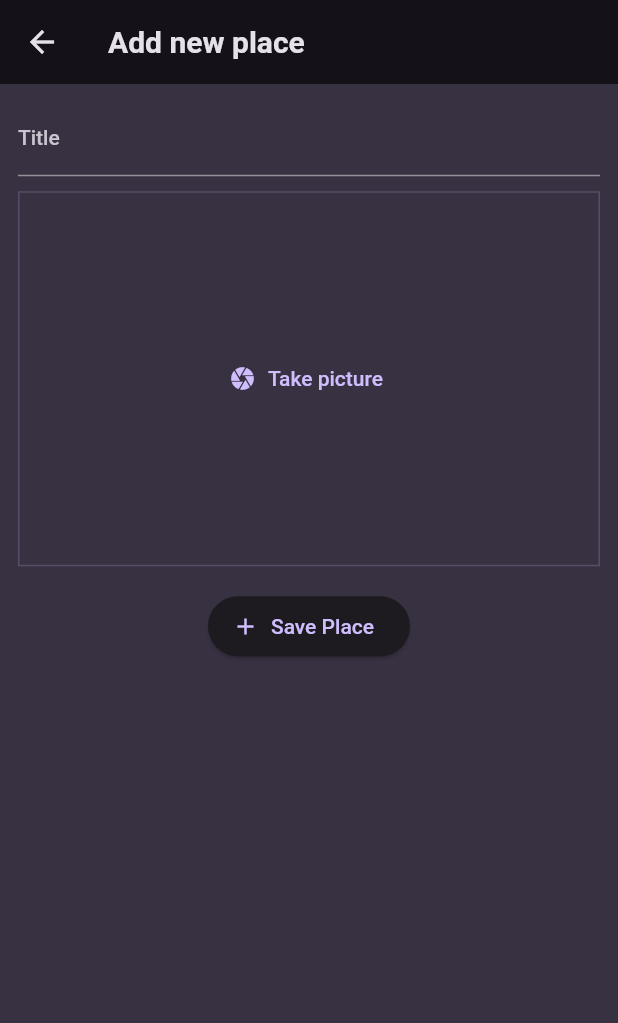
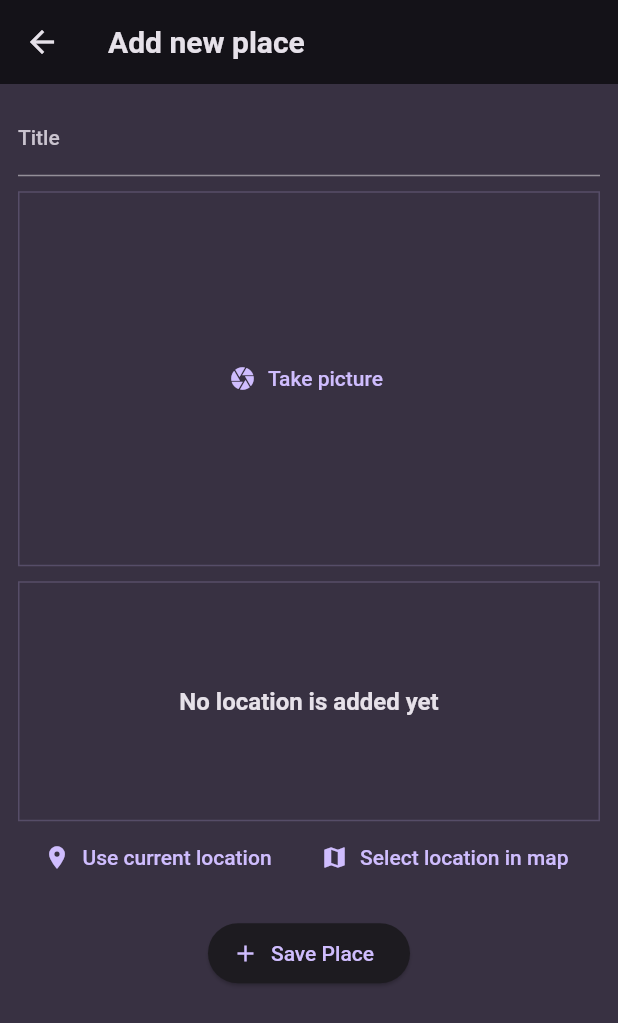
Before and after one commit to akshukla17/flutter-native-device-app, a Flutter app: the AddPlaceScreen screen opened directly, on a phone screen of 412 x 824 dp. Shown: the top 1023 px of the screen. Run offline on Flutter 3.47's test engine with Material 2 defaults, Android fonts, the phone set to English and light mode, and no system bars; our stand-ins replace flutter_riverpod, google_fonts, google_maps_flutter, image_picker, location.

Commit message:
add google map apis to enable/select location in map

```diff
--- a/lib/models/place.dart
+++ b/lib/models/place.dart
@@ -3,11 +3,21 @@ import 'package:uuid/uuid.dart';
 
 const uuid = Uuid();
 
+class PlaceLocation {
+  const PlaceLocation(
+      {required this.latitude, required this.longitude, required this.address});
+  final double latitude;
+  final double longitude;
+  final String address;
+}
+
 class Place {
   //all required attribute added here
-  Place({required this.title, required this.image}) : id = uuid.v4();
+  Place({required this.title, required this.image, required this.location})
+      : id = uuid.v4();
 
   final String id;
   final String title;
   final File image;
+  final PlaceLocation location;
 }
--- a/lib/providers/user_places_provider.dart
+++ b/lib/providers/user_places_provider.dart
@@ -5,8 +5,8 @@ import 'package:flutter_riverpod/flutter_riverpod.dart';
 
 class UserPlacesNotifier extends StateNotifier<List<Place>> {
   UserPlacesNotifier() : super(const []);
-  void addPlace(String title, File image) {
-    Place newPlace = Place(title: title, image: image);
+  void addPlace(String title, File image, PlaceLocation location) {
+    Place newPlace = Place(title: title, image: image, location: location);
     state = [newPlace, ...state];
   }
 }
--- a/lib/screens/add_place.dart
+++ b/lib/screens/add_place.dart
@@ -1,9 +1,12 @@
 import 'dart:io';
 
+import 'package:favorite_places/models/place.dart';
 import 'package:favorite_places/providers/user_places_provider.dart';
 import 'package:favorite_places/widgets/image_input.dart';
+import 'package:favorite_places/widgets/location_input.dart';
 import 'package:flutter/material.dart';
 import 'package:flutter_riverpod/flutter_riverpod.dart';
+import 'package:image_picker/image_picker.dart';
 
 class AddPlaceScreen extends ConsumerStatefulWidget {
   const AddPlaceScreen({super.key});
@@ -17,13 +20,18 @@ class AddPlaceScreen extends ConsumerStatefulWidget {
 class _AddPlaceScreenState extends ConsumerState<AddPlaceScreen> {
   final _titleController = TextEditingController();
   File? _selectedImg;
+  PlaceLocation? _selectedLocation;
 
   void _savePlace() {
     final enteredTitle = _titleController.text;
-    if (enteredTitle.isEmpty || _selectedImg == null) {
+    if (enteredTitle.isEmpty ||
+        _selectedImg == null ||
+        _selectedLocation == null) {
       return;
     }
-    ref.read(userPlacesProvider.notifier).addPlace(enteredTitle, _selectedImg!);
+    ref
+        .read(userPlacesProvider.notifier)
+        .addPlace(enteredTitle, _selectedImg!, _selectedLocation!);
     Navigator.of(context).pop();
   }
 
@@ -59,6 +67,12 @@ class _AddPlaceScreenState extends ConsumerState<AddPlaceScreen> {
               _selectedImg = image;
             }),
             const SizedBox(
+              height: 10,
+            ),
+            LocationInput(
+              onpickedLocation: (location) => _selectedLocation = location,
+            ),
+            const SizedBox(
               height: 16,
             ),
             ElevatedButton.icon(
--- /dev/null
+++ b/lib/widgets/location_input.dart
@@ -0,0 +1,149 @@
+import 'dart:convert';
+
+import 'package:favorite_places/models/place.dart';
+import 'package:favorite_places/screens/map.dart';
+import 'package:flutter/material.dart';
+import 'package:google_maps_flutter/google_maps_flutter.dart';
+import 'package:location/location.dart';
+import 'package:http/http.dart' as http;
+
+class LocationInput extends StatefulWidget {
+  const LocationInput({super.key, required this.onpickedLocation});
+
+  final void Function(PlaceLocation location) onpickedLocation;
+  @override
+  State<LocationInput> createState() {
+    return _LocationInputState();
+  }
+}
+
+class _LocationInputState extends State<LocationInput> {
+  var _isGettingLocaiton = false;
+  PlaceLocation? _pickedLocation;
+
+  Future<void> _savePlace(double latitude, double longitude) async {
+    Uri url = Uri.parse(
+        "https://maps.googleapis.com/maps/api/geocode/json?latlng=$latitude,$longitude&key=AIzaSyCcuCdBYhFt7VX2OU-V7jUX_l_KppDaDT8");
+    final response = await http.get(url);
+    final resData = json.decode(response.body);
+    final address = resData['results'][0]['formatted_address'];
+
+    setState(() {
+      _isGettingLocaiton = false;
+      _pickedLocation = PlaceLocation(
+          latitude: latitude, longitude: longitude, address: address);
+    });
+    // print(locationData.latitude);
+    // print(locationData.longitude);
+    widget
+        .onpickedLocation(_pickedLocation!); //passing location to parent widget
+  }
+
+  // spacial way to create get function without looking like normal method
+  String get locationImage {
+    final lat = _pickedLocation!.latitude;
+    final lng = _pickedLocation!.longitude;
+    return 'https://maps.googleapis.com/maps/api/staticmap?center=$lat,$lng&zoom=16&size=600x300&maptype=roadmap&markers=color:red%7Clabel:A%7C$lat,$lng&key=AIzaSyCcuCdBYhFt7VX2OU-V7jUX_l_KppDaDT8';
+  }
+
+  void _gettingLocation() async {
+    Location location = Location();
+
+    bool serviceEnabled;
+    PermissionStatus permissionGranted;
+    LocationData locationData;
+
+    serviceEnabled = await location.serviceEnabled();
+    if (!serviceEnabled) {
+      serviceEnabled = await location.requestService();
+      if (!serviceEnabled) {
+        return;
+      }
+    }
+
+    permissionGranted = await location.hasPermission();
+    if (permissionGranted == PermissionStatus.denied) {
+      permissionGranted = await location.requestPermission();
+      if (permissionGranted != PermissionStatus.granted) {
+        return;
+      }
+    }
+    setState(() {
+      _isGettingLocaiton = true;
+    });
+    locationData = await location.getLocation();
+    final lat = locationData.latitude;
+    final lng = locationData.longitude;
+    if (lat == null || lng == null) {
+      return;
+    }
+    _savePlace(lat, lng);
+  }
+
+  void _selectOnMap() async {
+    LatLng? pickedFromMapLocation = await Navigator.of(context).push<LatLng>(
+      MaterialPageRoute(
+        builder: (ctx) => const MapScreen(),
+      ),
+    );
+    if (pickedFromMapLocation == null) {
+      return;
+    }
+    _savePlace(pickedFromMapLocation.latitude, pickedFromMapLocation.longitude);
+  }
+
+  @override
+  Widget build(BuildContext context) {
+    Widget previewContent = Center(
+      child: Text(
+        'No location is added yet',
+        style: Theme.of(context)
+            .textTheme
+            .titleMedium!
+            .copyWith(color: Theme.of(context).colorScheme.onBackground),
+      ),
+    );
+    if (_pickedLocation != null) {
+      previewContent = Image.network(
+        locationImage,
+        fit: BoxFit.cover,
+        height: double.infinity,
+        width: double.infinity,
+      );
+    }
+    if (_isGettingLocaiton) {
+      previewContent = const Center(
+        child: CircularProgressIndicator(),
+      );
+    }
+    return Column(
+      children: [
+        Container(
+          height: 160,
+          decoration: BoxDecoration(
+            border: Border.all(
+              width: 1,
+              color: Theme.of(context).colorScheme.primary.withOpacity(0.2),
+            ),
+          ),
+          child: previewContent,
+        ),
+        Row(
+          mainAxisAlignment: MainAxisAlignment.spaceEvenly,
+          children: [
+            TextButton.icon(
+              onPressed: _gettingLocation,
+              icon: const Icon(Icons.location_on),
+              label: const Text('Use current location'),
+            ),
+            TextButton.icon(
+              onPressed: _selectOnMap,
+              icon: const Icon(Icons.map),
+              label: const Text('Select location in map'),
+            ),
+          ],
+        )
+      ],
+    );
+  }
+}
--- a/pubspec.yaml
+++ b/pubspec.yaml
@@ -39,6 +39,9 @@ dependencies:
   uuid: ^4.1.0
   flutter_riverpod: ^2.3.7
   image_picker: ^1.0.4
+  location: ^5.0.3
+  http: ^0.13.6
+  google_maps_flutter: ^2.3.0
 
 dev_dependencies:
   flutter_test:
```
Also changed, not shown: lib/screens/map.dart (added, +75 -0 lines), lib/screens/place_detail.dart (+52 -0 lines), lib/widgets/places_list.dart (+7 -0 lines), pubspec.lock, 5 other files.
